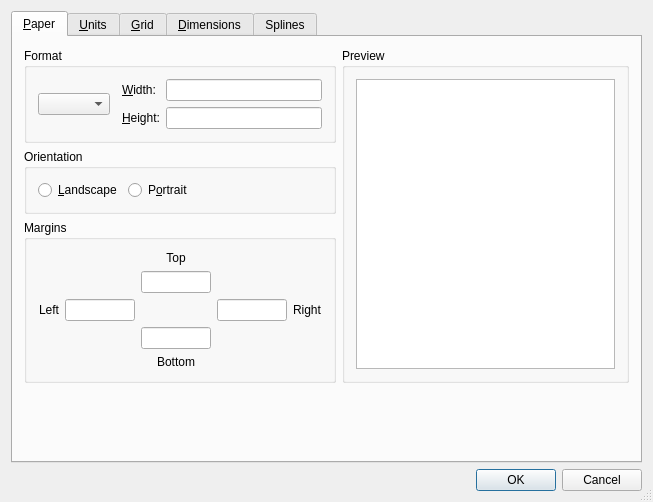
Before: the Qt Designer form librecad/src/ui/forms/qg_dlgoptionsdrawing.ui in LibreCAD/LibreCAD, drawn with Qt 5.
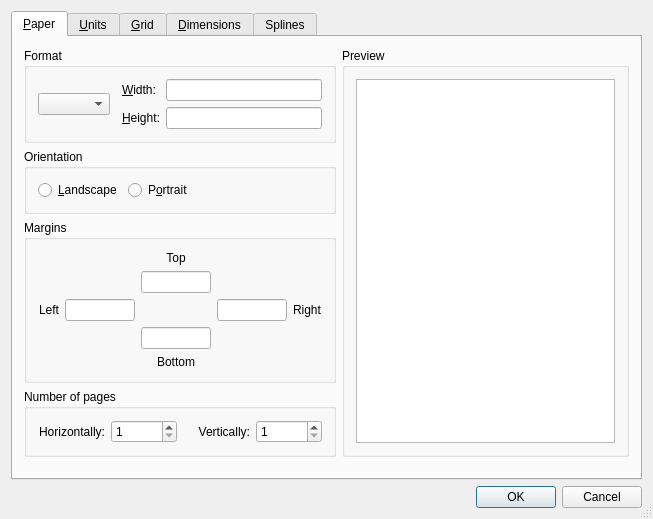
After: the same form once the commit is applied. Custom widgets are drawn as their Qt base class.

Patch:
```diff
--- a/librecad/src/ui/forms/qg_dlgoptionsdrawing.ui
+++ b/librecad/src/ui/forms/qg_dlgoptionsdrawing.ui
@@ -7,7 +7,7 @@
     <x>0</x>
     <y>0</y>
     <width>653</width>
-    <height>502</height>
+    <height>519</height>
    </rect>
   </property>
   <property name="windowTitle">
@@ -234,6 +234,49 @@
              </layout>
             </widget>
            </item>
+           <item>
+            <widget class="QGroupBox" name="pagesNumGroupBox">
+             <property name="title">
+              <string>Number of pages</string>
+             </property>
+             <layout class="QHBoxLayout" name="pagesNumLayout">
+              <item>
+               <widget class="QLabel" name="lPagesNumH">
+                <property name="text">
+                 <string>Horizontally:</string>
+                </property>
+                <property name="alignment">
+                 <set>Qt::AlignRight|Qt::AlignTrailing|Qt::AlignVCenter</set>
+                </property>
+               </widget>
+              </item>
+              <item>
+               <widget class="QSpinBox" name="sbPagesNumH">
+                <property name="minimum">
+                 <number>1</number>
+                </property>
+               </widget>
+              </item>
+              <item>
+               <widget class="QLabel" name="lPagesNumV">
+                <property name="text">
+                 <string>Vertically:</string>
+                </property>
+                <property name="alignment">
+                 <set>Qt::AlignRight|Qt::AlignTrailing|Qt::AlignVCenter</set>
+                </property>
+               </widget>
+              </item>
+              <item>
+               <widget class="QSpinBox" name="sbPagesNumV">
+                <property name="minimum">
+                 <number>1</number>
+                </property>
+               </widget>
+              </item>
+             </layout>
+            </widget>
+           </item>
           </layout>
          </item>
          <item>
```
Left out of the diff: 6 changed lines with no effect on the pictures.
